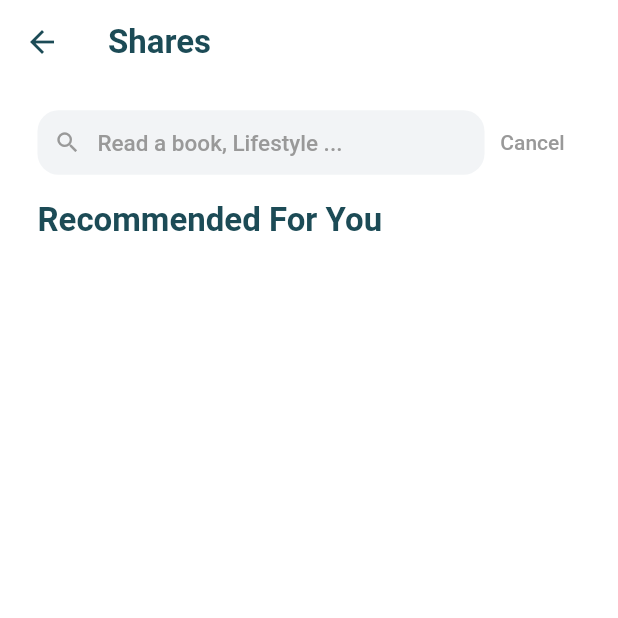
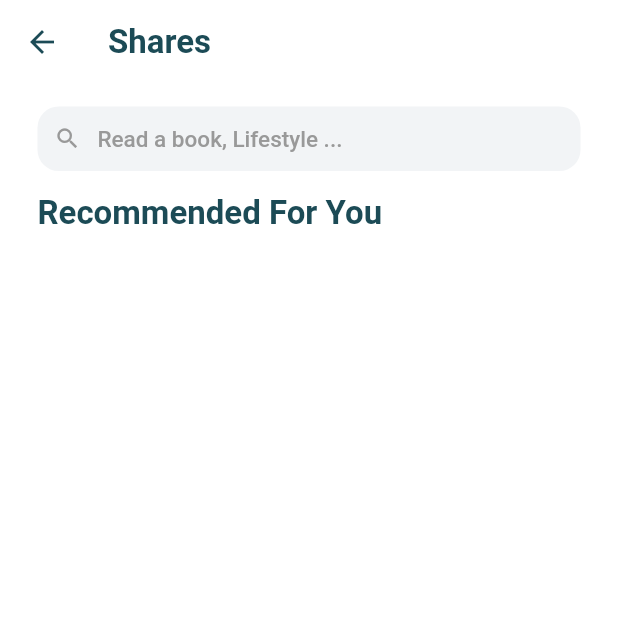
Before and after one commit to IamMrandrew/aimimi_flutter, a Flutter app: the SharesView screen opened directly, on a phone screen of 412 x 824 dp, the top half of it. Run offline on Flutter 3.47's test engine with Material 2 defaults, Android fonts, the phone set to English and light mode, and no system bars; our stand-ins replace cloud_firestore, firebase_auth, firebase_core, flutter_spinkit, font_awesome_flutter, form_field_validator and 2 more; accounts and stored records are empty.

Commit message:
feat: animation of cancel button

```diff
--- a/lib/views/shares_view.dart
+++ b/lib/views/shares_view.dart
@@ -138,11 +138,44 @@ class _SharesViewState extends State<SharesView>
   }
 
   Widget _buildSearchBar(List<SharedGoal> sharedGoals) {
-    return Transform.translate(
-      offset: Offset(0, 0),
-      child: Row(
+    return Row(
       children: [
-          Expanded(
+        Stack(
+          alignment: Alignment.centerLeft,
+          children: [
+            Container(
+              width: MediaQuery.of(context).size.width - 50,
+            ),
+            Positioned(
+              right: 0,
+              child: AnimatedSwitcher(
+                duration: Duration(milliseconds: 100),
+                child: _focused
+                    ? TextButton(
+                        key: UniqueKey(),
+                        onPressed: () {
+                          _focus.unfocus();
+                          _controller.clear();
+                        },
+                        style: ButtonStyle(
+                          overlayColor:
+                              MaterialStateProperty.all(Colors.transparent),
+                        ),
+                        child: Text(
+                          "Cancel",
+                          style: TextStyle(
+                            color: monoSecondaryColor,
+                          ),
+                        ),
+                      )
+                    : Container(key: UniqueKey(), width: 0, height: 0),
+              ),
+            ),
+            AnimatedContainer(
+              duration: Duration(milliseconds: 300),
+              width: _focused
+                  ? MediaQuery.of(context).size.width - 120
+                  : MediaQuery.of(context).size.width - 50,
               child: TextField(
                 onChanged: (String input) {
                   _search(input, sharedGoals);
@@ -169,23 +202,9 @@ class _SharesViewState extends State<SharesView>
                 ),
               ),
             ),
-          TextButton(
-            onPressed: () {
-              _focus.unfocus();
-              _controller.clear();
-            },
-            style: ButtonStyle(
-              overlayColor: MaterialStateProperty.all(Colors.transparent),
-            ),
-            child: Text(
-              "Cancel",
-              style: TextStyle(
-                color: monoSecondaryColor,
-              ),
-            ),
-          )
           ],
         ),
+      ],
     );
   }
 
```
Lines whose indentation alone changed are shown as unchanged.
